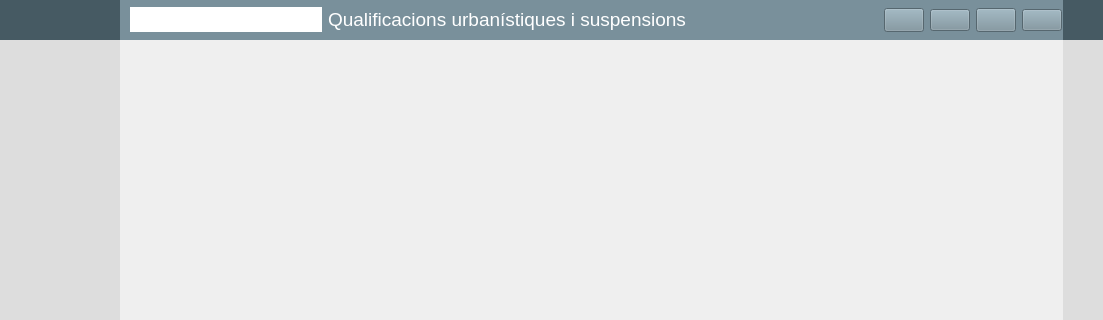
First picture: the form in CuBista3.ui, repository SistemesInformacioTerritorial/Qvista, before the edit; both pictures show x 130 to 1233 and y 0 to 320 of the 1233 by 777 pixel window.
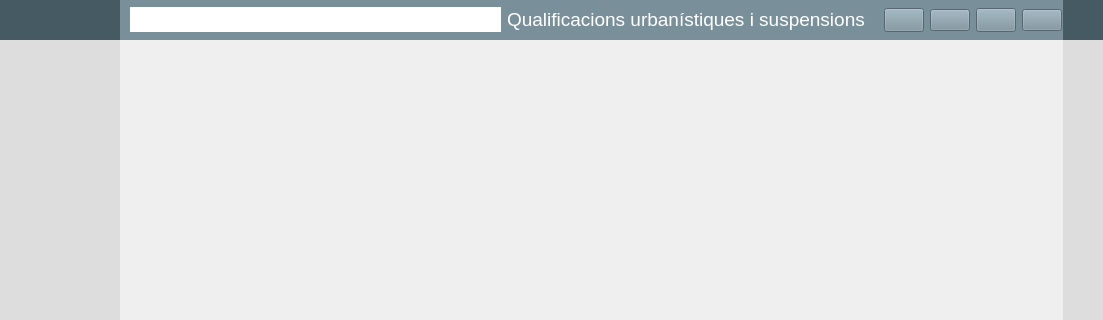
Second picture: the form after the edit.

Commit message: El lineedit del títol s'expandeix per ocupar tota la capçalera. El ratolí es posa amb el dit quan passes per sobre dels botons de la capçalera

```diff
--- a/CuBista3.ui
+++ b/CuBista3.ui
@@ -170,6 +170,12 @@
              </item>
              <item>
               <widget class="QPushButton" name="lblTitolProjecte">
+               <property name="sizePolicy">
+                <sizepolicy hsizetype="Expanding" vsizetype="Fixed">
+                 <horstretch>0</horstretch>
+                 <verstretch>0</verstretch>
+                </sizepolicy>
+               </property>
                <property name="font">
                 <font>
                  <family>Arial</family>
@@ -181,28 +187,16 @@
                </property>
                <property name="styleSheet">
                 <string notr="true">background-color: #F9F9F9 transparent;
-    color: white;
-    margin: 0px;
-    border: 0px;</string>
+color: white;
+margin: 0px;
+border: 0px;
+text-align: left;</string>
                </property>
                <property name="text">
                 <string>Qualificacions urbanístiques i suspensions</string>
                </property>
               </widget>
              </item>
-             <item>
-              <spacer name="horizontalSpacer">
-               <property name="orientation">
-                <enum>Qt::Horizontal</enum>
-               </property>
-               <property name="sizeHint" stdset="0">
-                <size>
-                 <width>40</width>
-                 <height>20</height>
-                </size>
-               </property>
-              </spacer>
-             </item>
              <item>
               <widget class="QPushButton" name="botoVeureLlegenda">
                <property name="minimumSize">
```
The commit also changes 3 other files.
